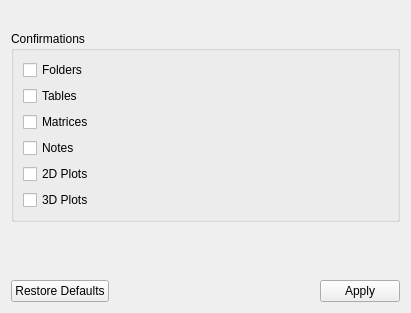
Before: the Qt Designer form alphaplot/src/ui/GeneralConfirmationSettings.ui in narunlifescience/AlphaPlot, drawn with Qt 5.
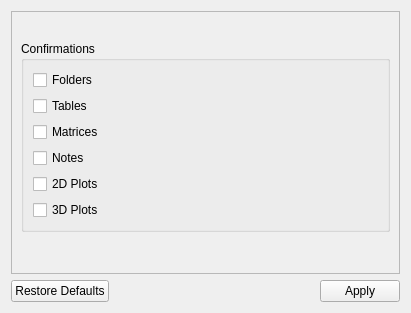
After: the same form once the commit is applied.

Commit message: General application settings

Patch:
```diff
--- a/alphaplot/src/ui/GeneralConfirmationSettings.ui
+++ b/alphaplot/src/ui/GeneralConfirmationSettings.ui
@@ -13,6 +13,21 @@
   <property name="windowTitle">
    <string>Form</string>
   </property>
+  <layout class="QVBoxLayout" name="verticalLayout_3">
+   <item>
+    <widget class="QScrollArea" name="scrollArea">
+     <property name="widgetResizable">
+      <bool>true</bool>
+     </property>
+     <widget class="QWidget" name="scrollAreaWidgetContents_2">
+      <property name="geometry">
+       <rect>
+        <x>0</x>
+        <y>0</y>
+        <width>391</width>
+        <height>260</height>
+       </rect>
+      </property>
   <layout class="QVBoxLayout" name="verticalLayout_2">
    <item>
     <widget class="QLabel" name="label">
@@ -84,6 +99,10 @@
       </size>
      </property>
     </spacer>
+       </item>
+      </layout>
+     </widget>
+    </widget>
    </item>
    <item>
     <layout class="QHBoxLayout" name="horizontalLayout_2">
```
Lines whose indentation alone changed are shown as unchanged. The commit also changes 6 other files.
